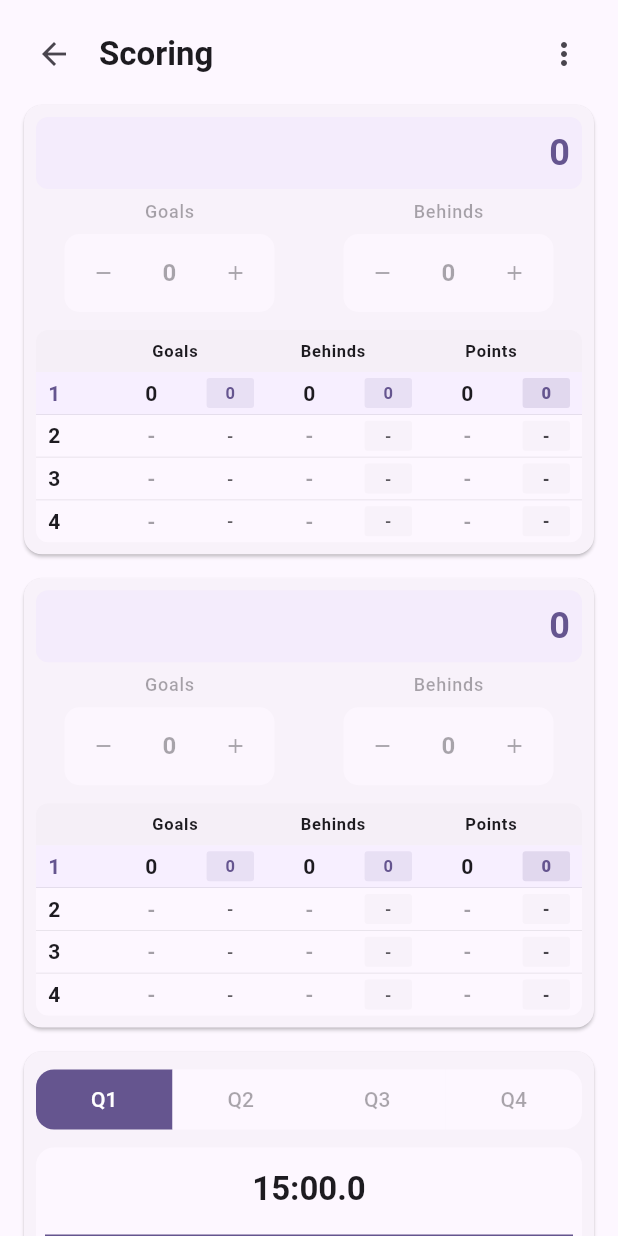
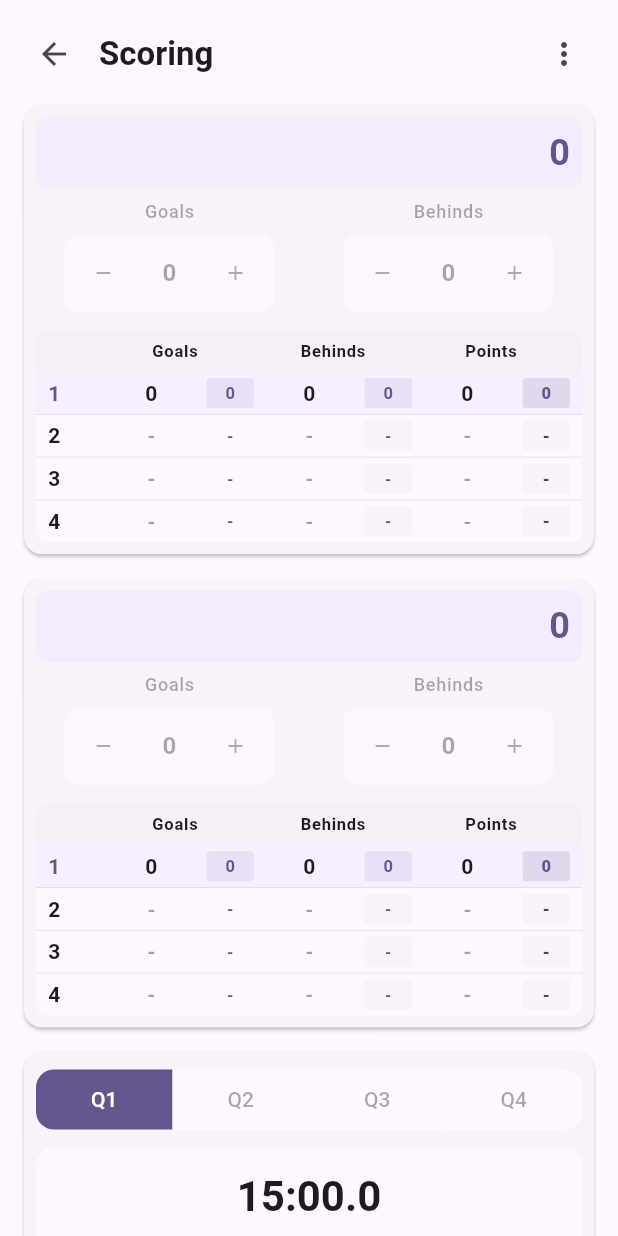
Before and after one commit to ryannortham/scorecard, a Flutter app: the Scoring screen opened directly, on a phone screen of 412 x 824 dp. Run offline on Flutter 3.47's test engine with Material 3 defaults, Android fonts, the phone set to English and light mode, and no system bars; drawn by our look-alikes of dynamic_color; our stand-ins replace font_awesome_flutter, shared_preferences, stop_watch_timer; missing offline and left inert: customizable_counter; accounts and stored records are empty.

Commit message:
Refactor timer display text style for improved readability; update to use headlineMedium and remove fontFeatures.

```diff
--- a/lib/widgets/timer.dart
+++ b/lib/widgets/timer.dart
@@ -244,11 +244,10 @@ class TimerWidgetState extends State<TimerWidget> {
 
             return Text(
               displayTime,
-              style: Theme.of(context).textTheme.titleLarge?.copyWith(
-                color: getTimerColor(),
-                fontWeight: FontWeight.w600,
-                fontFeatures: const [FontFeature.tabularFigures()],
-              ),
+              style: Theme.of(context).textTheme.headlineMedium?.copyWith(
+                    color: getTimerColor(),
+                    fontWeight: FontWeight.w600,
+                  ),
             );
           },
         ),
```
